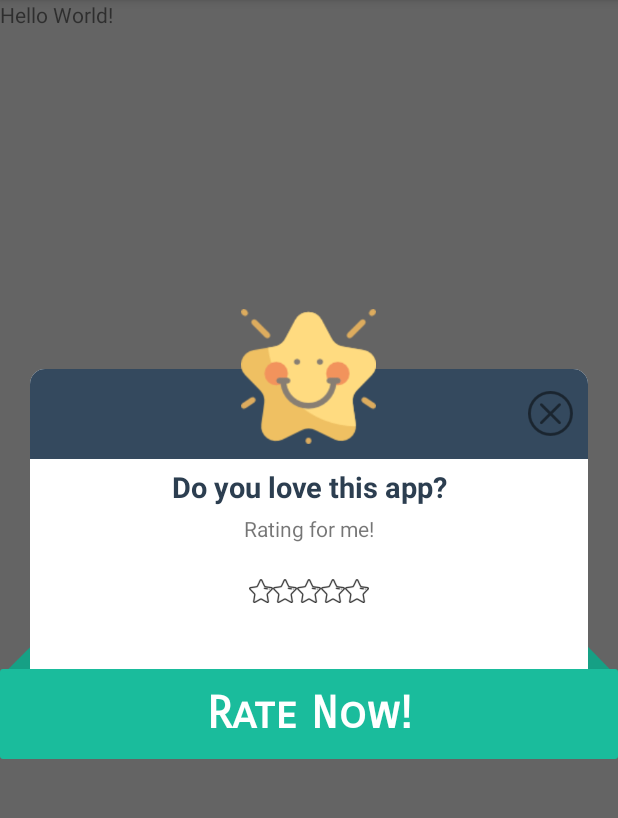
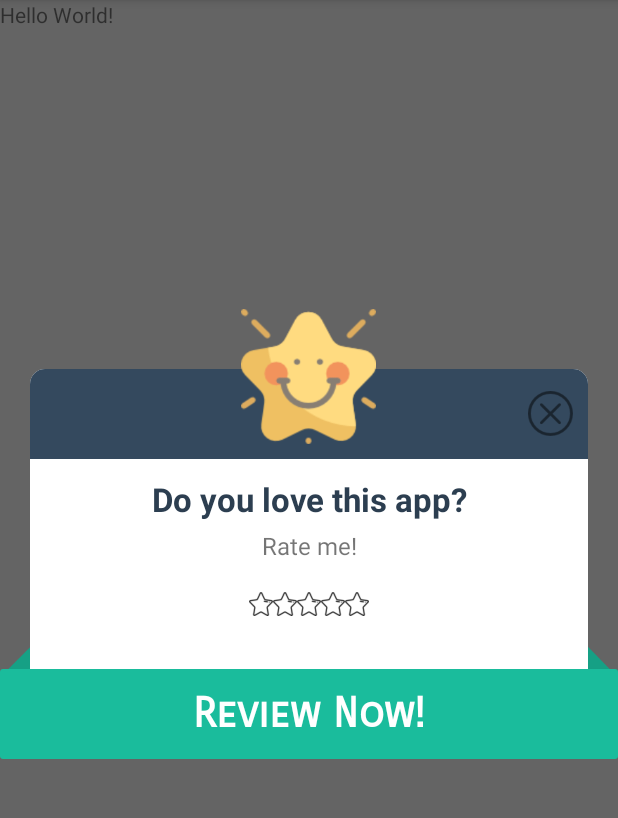
Before and after one commit to rayliverified/CustomRatingDialogue, an Android app: the screen it shows after launch (MainActivity), after a tap on "Hello World!", on a phone screen of 412 x 824 dp, the part 84-902 px from its top. Run offline under Robolectric (Android 15) with nearby library versions, the phone set to English and light mode, and no system bars.

```diff
--- a/customratingdialogue/build.gradle
+++ b/customratingdialogue/build.gradle
@@ -2,7 +2,7 @@ apply plugin: 'com.android.library'
 apply plugin: 'com.github.dcendents.android-maven'
 
 group='com.github.searchy2'
-version = '1.0'
+version = '1.1'
 
 android {
     compileSdkVersion 26
--- a/customratingdialogue/src/main/java/stream/customratingdialogue/BaseRatingBar.java
+++ b/customratingdialogue/src/main/java/stream/customratingdialogue/BaseRatingBar.java
@@ -63,15 +63,15 @@ public class BaseRatingBar extends LinearLayout implements SimpleRatingBar {
         super(context, attrs, defStyleAttr);
 
         TypedArray typedArray = context.obtainStyledAttributes(attrs, R.styleable.BaseRatingBar);
-        float rating = typedArray.getFloat(R.styleable.BaseRatingBar_rating, mRating);
-        mNumStars = typedArray.getInt(R.styleable.BaseRatingBar_numStars, mNumStars);
-        mPadding = typedArray.getInt(R.styleable.BaseRatingBar_starPadding, mPadding);
-        mStarWidth = typedArray.getDimensionPixelSize(R.styleable.BaseRatingBar_starWidth, 0);
-        mStarHeight = typedArray.getDimensionPixelSize(R.styleable.BaseRatingBar_starHeight, 0);
-        mEmptyDrawable = typedArray.getDrawable(R.styleable.BaseRatingBar_drawableEmpty);
-        mFilledDrawable = typedArray.getDrawable(R.styleable.BaseRatingBar_drawableFilled);
-        mIsTouchable = typedArray.getBoolean(R.styleable.BaseRatingBar_touchable, mIsTouchable);
-        mClearRatingEnabled = typedArray.getBoolean(R.styleable.BaseRatingBar_clearRatingEnabled, mClearRatingEnabled);
+        float rating = typedArray.getFloat(R.styleable.BaseRatingBar_rating_rating, mRating);
+        mNumStars = typedArray.getInt(R.styleable.BaseRatingBar_rating_numStars, mNumStars);
+        mPadding = typedArray.getInt(R.styleable.BaseRatingBar_rating_starPadding, mPadding);
+        mStarWidth = typedArray.getDimensionPixelSize(R.styleable.BaseRatingBar_rating_starWidth, 0);
+        mStarHeight = typedArray.getDimensionPixelSize(R.styleable.BaseRatingBar_rating_starHeight, 0);
+        mEmptyDrawable = typedArray.getDrawable(R.styleable.BaseRatingBar_rating_drawableEmpty);
+        mFilledDrawable = typedArray.getDrawable(R.styleable.BaseRatingBar_rating_drawableFilled);
+        mIsTouchable = typedArray.getBoolean(R.styleable.BaseRatingBar_rating_touchable, mIsTouchable);
+        mClearRatingEnabled = typedArray.getBoolean(R.styleable.BaseRatingBar_rating_clearRatingEnabled, mClearRatingEnabled);
         typedArray.recycle();
 
         verifyParamsValue();
--- a/customratingdialogue/src/main/java/stream/customratingdialogue/RatingDialog.java
+++ b/customratingdialogue/src/main/java/stream/customratingdialogue/RatingDialog.java
@@ -67,7 +67,7 @@ public class RatingDialog {
         rotationratingbar_main.setOnRatingChangeListener(new BaseRatingBar.OnRatingChangeListener() {
             @Override
             public void onRatingChange(BaseRatingBar ratingBar, float rating) {
-                if (ratingBar.getRating() < 4.0f) {
+                if (ratingBar.getRating() < 5.0f) {
                     setRatingFace(false);
                 } else {
                     setRatingFace(true);
@@ -81,7 +81,7 @@ public class RatingDialog {
         btnSubmit.setOnClickListener(new View.OnClickListener() {
             @Override
             public void onClick(View view) {
-                main.animate().scaleY(0).scaleX(0).alpha(0).rotation(-1800).setDuration(600).setListener(new Animator.AnimatorListener() {
+                main.animate().scaleY(0).scaleX(0).alpha(0).rotation(-360).setDuration(400).setListener(new Animator.AnimatorListener() {
                     @Override
                     public void onAnimationStart(Animator animator) {
 
@@ -119,7 +119,7 @@ public class RatingDialog {
             rotationratingbar_main.clearAnimation();
             rotationratingbar_main.setRating(defRating);
             setRatingFace(true);
-            main.animate().scaleY(1).scaleX(1).rotation(1800).alpha(1).setDuration(600).setListener(new Animator.AnimatorListener() {
+            main.animate().scaleY(1).scaleX(1).rotation(1080).alpha(1).setDuration(600).setListener(new Animator.AnimatorListener() {
                 @Override
                 public void onAnimationStart(Animator animator) {
 
@@ -166,7 +166,7 @@ public class RatingDialog {
     }
 
     public void closeDialog() {
-        main.animate().scaleY(0).scaleX(0).alpha(0).rotation(-1800).setDuration(600).setListener(new Animator.AnimatorListener() {
+        main.animate().scaleY(0).scaleX(0).alpha(0).rotation(-360).setDuration(400).setListener(new Animator.AnimatorListener() {
             @Override
             public void onAnimationStart(Animator animator) {
 
--- a/customratingdialogue/src/main/res/layout/dialogmain.xml
+++ b/customratingdialogue/src/main/res/layout/dialogmain.xml
@@ -62,15 +62,16 @@
                     android:layout_height="wrap_content"
                     android:textColor="#2c3e50"
                     android:gravity="center"
-                    android:textSize="19dp"
+                    android:textSize="22sp"
                     android:textStyle="bold"
-                    android:layout_marginTop="5dp"
+                    android:layout_marginTop="12dp"
                     android:text="Do you love this app?"/>
 
                 <TextView
                     android:layout_width="match_parent"
                     android:layout_height="wrap_content"
-                    android:text="Rating for me!"
+                    android:text="Rate me!"
+                    android:textSize="16sp"
                     android:layout_marginTop="5dp"
                     android:layout_gravity="center"
                     android:gravity="center"/>
@@ -79,12 +80,12 @@
                     android:id="@+id/rotationratingbar_main"
                     android:layout_width="match_parent"
                     android:layout_height="wrap_content"
+                    android:layout_marginTop="12dp"
                     android:layout_marginLeft="8dp"
                     android:layout_marginRight="8dp"
                     android:layout_gravity="center"
-                    android:visibility="invisible"
                     android:gravity="center"
-                    android:layout_marginTop="16dp">
+                    android:visibility="invisible">
                 </stream.customratingdialogue.RotationRatingBar>
             </LinearLayout>
         </RelativeLayout>
@@ -93,14 +94,14 @@
             android:id="@+id/btnSubmit"
             android:layout_width="match_parent"
             android:layout_height="60dp"
-            android:background="@drawable/submit_bg"
             android:layout_alignParentBottom="true"
+            android:gravity="center"
             android:textColor="#ffffff"
-            android:textSize="30dp"
-            android:text="Rate Now!"
+            android:textSize="28sp"
+            android:text="Review Now!"
+            android:textStyle="bold"
             android:fontFamily="sans-serif-smallcaps"
-            android:gravity="center"
-            android:textStyle="bold"/>
+            android:background="@drawable/submit_bg"/>
 
         <ImageView
             android:id="@+id/ratingFace"
```
Also changed, not shown: customratingdialogue/src/main/res/values/attrs.xml (+9 -9 lines), gradle/wrapper/gradle-wrapper.properties (added), 2 other files.
